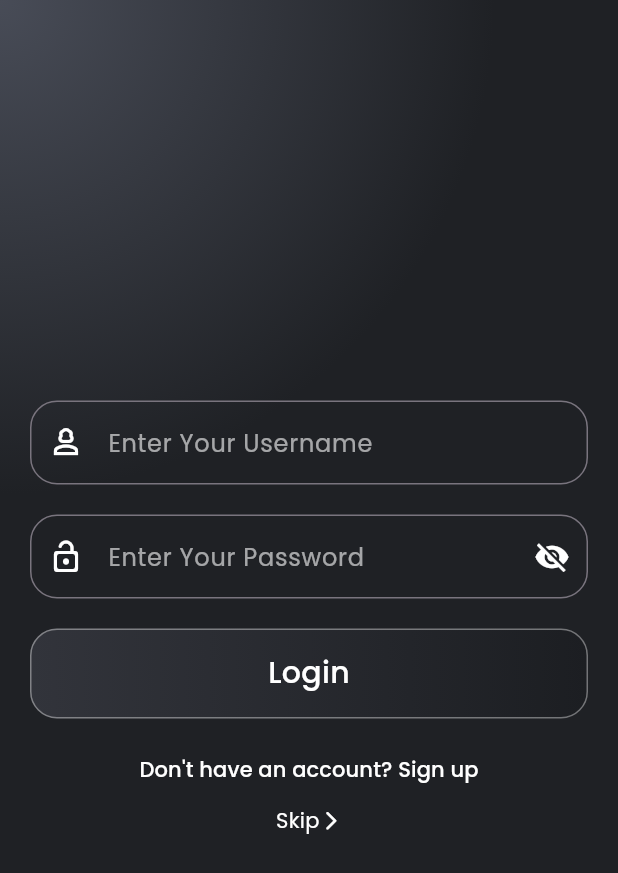
After one commit to OmBharsakle/Ecommerce-App, a Flutter app: the screen it shows after launch, on a phone screen of 412 x 824 dp. The commit adds this screen. Shown: the top 873 px of the screen. Run offline on Flutter 3.47's test engine with Material 3 defaults, Android fonts, the phone set to English and light mode, and no system bars; our stand-ins replace badges, fluttertoast, google_fonts.

Commit message:
20-04-2024

```diff
--- a/lib/home/screen/product_details.dart
+++ b/lib/home/screen/product_details.dart
@@ -202,7 +202,7 @@ class _Products_details_PageState extends State<Products_details_Page> {
                             InkWell(
                               onTap: () {
                                 setState(() {
-                                  if (1 < AddToCard[index]['quantity']) {
+                                  if (1<ProductData[index]['quantity']) {
                                     ProductData[index]['quantity']--;
                                   }
                                 });
@@ -284,7 +284,7 @@ class _Products_details_PageState extends State<Products_details_Page> {
                         InkWell(
                           onTap: () {
                             setState(() {
-                              BookMark.add(ProductData[index]);
+                              BookMarked.add(ProductData[index]);
                             });
                           },
                           child: Container(
--- a/lib/home/screen/splash_screen.dart
+++ b/lib/home/screen/splash_screen.dart
@@ -1,7 +1,5 @@
 import 'dart:async';
-
 import 'package:ecommerce_app/home/screen/user/login.dart';
-import 'package:flutter/cupertino.dart';
 import 'package:flutter/material.dart';
 import 'package:google_fonts/google_fonts.dart';
 
@@ -33,6 +31,7 @@ class _Splash_ScreenState extends State<Splash_Screen> {
     });
     return Scaffold(
       body: Container(
+
         width: double.infinity,
         height: double.infinity,
         decoration: BoxDecoration(
--- /dev/null
+++ b/lib/home/screen/user/login.dart
@@ -0,0 +1,204 @@
+import 'package:ecommerce_app/home/screen/user/signup_page.dart';
+import 'package:ecommerce_app/home/screen/user/user_data.dart';
+import 'package:flutter/material.dart';
+import 'package:google_fonts/google_fonts.dart';
+
+import '../extra.dart';
+import '../home_screen.dart';
+
+class LoginScreen extends StatefulWidget {
+  const LoginScreen({super.key});
+
+  @override
+  State<LoginScreen> createState() => _LoginScreenState();
+}
+
+class _LoginScreenState extends State<LoginScreen> {
+  var password = TextEditingController();
+  var username = TextEditingController();
+  @override
+  Widget build(BuildContext context) {
+    return Scaffold(
+      body: Container(
+        width: double.infinity,
+        height: double.infinity,
+        decoration: BoxDecoration(
+            gradient:
+            RadialGradient(center: Alignment.topLeft, radius: 0.8, colors: [
+              Color(0xff484C57),
+              Color(0xff1F2125),
+            ])),
+        child: Padding(
+          padding: EdgeInsets.all(20.0),
+          child: Column(
+            mainAxisAlignment: MainAxisAlignment.center,
+            children: [
+              Container(
+                child: TextField(
+                  controller: username,
+                  style: GoogleFonts.poppins(
+                    textStyle: TextStyle(
+                      color: Colors.white,
+                    ),
+                  ),
+                  decoration: InputDecoration(
+                    hintText: 'Enter Your Username',
+                    hintStyle: GoogleFonts.poppins(
+                      textStyle: TextStyle(
+                        color: Colors.white60,
+                      ),
+                    ),
+                    prefixIcon: Icon(
+                      Icons.person_3_outlined,
+                      color: Colors.white,
+                    ),
+                    border: OutlineInputBorder(
+                      borderRadius: BorderRadius.circular(18),
+                    ),
+                  ),
+                ),
+              ),
+              SizedBox(height: 20),
+              Container(
+                child: TextField(
+                  controller: password,
+                  obscureText: _passwordVisible ? true : false,
+                  obscuringCharacter: '•',
+                  style: GoogleFonts.poppins(
+                    textStyle: TextStyle(
+                      color: Colors.white,
+                    ),
+                  ),
+                  decoration: InputDecoration(
+                    hintText: 'Enter Your Password',
+                    hintStyle: GoogleFonts.poppins(
+                      textStyle: TextStyle(
+                        color: Colors.white60,
+                      ),
+                    ),
+                    suffixIcon: IconButton(
+                      icon: Icon(
+                        _passwordVisible
+                            ? Icons.visibility
+                            : Icons.visibility_off,
+                        color: Colors.white,
+                      ),
+                      onPressed: () {
+                        setState(() {
+                          _passwordVisible = !_passwordVisible;
+                        });
+                      },
+                    ),
+                    prefixIcon: Icon(
+                      Icons.lock_open_rounded,
+                      color: Colors.white,
+                    ),
+                    border: OutlineInputBorder(
+                      borderRadius: BorderRadius.circular(18),
+                    ),
+                  ),
+                ),
+              ),
+              SizedBox(height: 20),
+              InkWell(
+                onTap: () {
+                  String User = username.text.toString();
+                  String pass = password.text.toString();
+                  for(int i=0; i< UserList.length; i++)
+                    {
+                      if(UserList[i]['user']==User && UserList[i]['pass']==pass)
+                      {
+                        Navigator.of(context).pushReplacement(
+                          MaterialPageRoute(
+                            builder: (BuildContext context) => Home_Screen(),
+                          ),
+                        );
+                      }
+                      else
+                      {
+                        showCustomToast(context,Icons.warning_amber_rounded,'Enter Vaild Username & Password');
+                      }
+                    }
+                },
+                child: Container(
+                  width: double.infinity,
+                  height: 60,
+                  decoration: BoxDecoration(
+                    borderRadius: BorderRadius.circular(18),
+                    border: Border.all(color: Colors.white38, width: 1),
+                    gradient: LinearGradient(
+                      colors: [
+                        Color(0xff32343b),
+                        Color(0xff1c1e22),
+                      ],
+                    ),
+                  ),
+                  child: Row(
+                    mainAxisAlignment: MainAxisAlignment.center,
+                    children: [
+                      Text(
+                        'Login',
+                        style: GoogleFonts.poppins(
+                          textStyle: TextStyle(
+                            fontWeight: FontWeight.w500,
+                            color: Colors.white,
+                            fontSize: 20,
+                          ),
+                        ),
+                      ),
+                    ],
+                  ),
+                ),
+              ),
+              SizedBox(height: 10),
+              TextButton(
+                onPressed: () {
+                  // Navigate to signup screen
+                  Navigator.push(
+                    context,
+                    MaterialPageRoute(builder: (context) => SignupScreen()),
+                  );
+                },
+                child: Text(
+                  'Don\'t have an account? Sign up',
+                  style: GoogleFonts.poppins(
+                    textStyle: TextStyle(
+                      color: Colors.white,
+                    ),
+                  ),
+                ),
+              ),
+              InkWell(
+                onTap: () {
+                  Navigator.of(context).pushReplacement(
+                    MaterialPageRoute(
+                      builder: (BuildContext context) => Home_Screen(),
+                    ),
+                  );
+                  // Navigator.of(context).pushNamed('/home');
+                },
+                child: Row(
+                  mainAxisAlignment: MainAxisAlignment.center,
+                  children: [
+                    Text(
+                      'Skip',
+                      style: GoogleFonts.poppins(
+                        textStyle: TextStyle(
+                          color: Colors.white,
+                        ),
+                      ),
+                    ),
+                    Icon(Icons.arrow_forward_ios_rounded,color: Colors.white,size: 15,),
+                  ],
+                ),
+              ),
+            ],
+          ),
+        ),
+      ),
+    );
+  }
+}
+
+
+bool _passwordVisible=false;
--- a/lib/main.dart
+++ b/lib/main.dart
@@ -34,15 +34,14 @@ class _EcommerceAppState extends State<EcommerceApp> {
     return MaterialApp(
       debugShowCheckedModeBanner: false,
       routes: {
-        '/' : (context) => Splash_Screen(),
-        '/login' : (context) => LoginScreen(),
-        '/login' : (context) => LoginScreen(),
-        '/home' : (context) => Home_Screen(),
-        '/product' : (context) => Products_details_Page(),
-        '/card' : (context) => Add_To_Card(),
-        '/fav' : (context) => Book_Mark(),
-        '/order' : (context) => Order_Placed(),
-        '/favpage' : (context) => Fav_Page(),
+        '/' : (context) => const Splash_Screen(),
+        '/login' : (context) => const LoginScreen(),
+        '/home' : (context) => const Home_Screen(),
+        '/product' : (context) => const Products_details_Page(),
+        '/card' : (context) => const Add_To_Card(),
+        '/fav' : (context) => const Book_Mark(),
+        '/order' : (context) => const Order_Placed(),
+        '/favPage' : (context) => const Fav_Page(),
       },
     );
   }
--- a/pubspec.yaml
+++ b/pubspec.yaml
@@ -38,7 +38,6 @@ dependencies:
   google_fonts: ^6.2.1
   badges: ^3.1.2
   fluttertoast: ^8.2.5
-  shared_preferences: ^2.2.3
 
 dev_dependencies:
   flutter_test:
```
Also changed, not shown: lib/home/components/product_list.dart (+25 -19 lines), lib/home/screen/add_to_card.dart (+3 -4 lines), lib/home/screen/book_mark.dart (+9 -13 lines), lib/home/screen/favdeaital.dart (+4 -4 lines), lib/home/screen/home_screen.dart (+18 -14 lines), lib/home/screen/user/signup_page.dart (added, +219 -0 lines), pubspec.lock, 1 other file.
